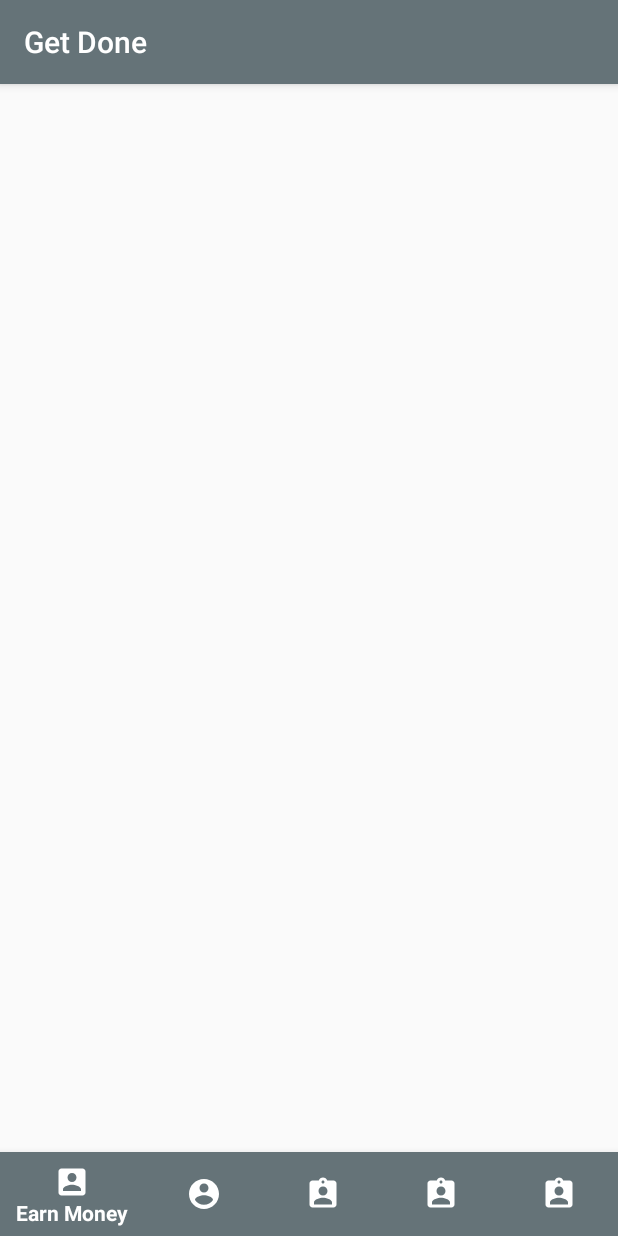
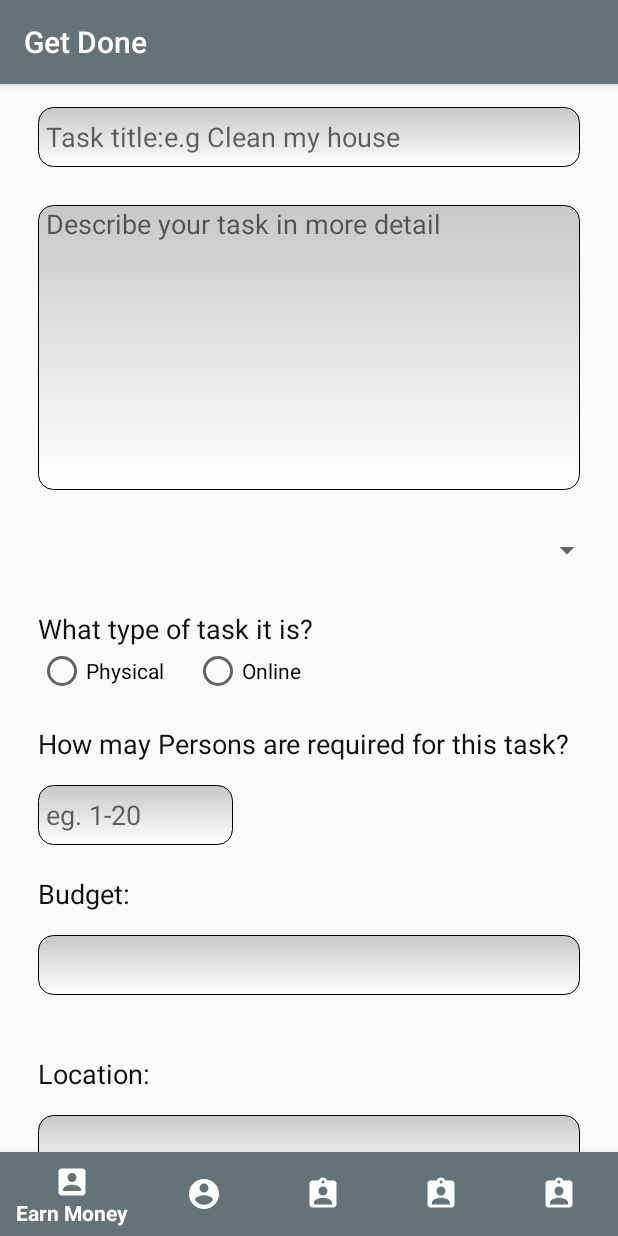
Before and after one commit to bilalhussain793/GetDone, an Android app: the fragment PostTaskFragment placed in its activity, on a phone screen of 412 x 824 dp. Run offline under Robolectric (Android 15) with nearby library versions, the phone set to English and light mode, and no system bars; 2 statements that could not run were skipped.

Commit message:
changes applied

```diff
--- a/app/build.gradle
+++ b/app/build.gradle
@@ -2,6 +2,7 @@ apply plugin: 'com.android.application'
 
 android {
     compileSdkVersion 28
+    buildToolsVersion "29.0.0"
     defaultConfig {
         applicationId "com.img.getdone"
         minSdkVersion 15
--- a/app/src/main/res/layout/activity_navbar.xml
+++ b/app/src/main/res/layout/activity_navbar.xml
@@ -22,9 +22,9 @@
         android:layout_width="match_parent"
         android:layout_height="wrap_content"
         android:layout_alignParentBottom="true"
+        android:layout_marginBottom="0dp"
         android:background="@color/colorPrimary"
         app:itemIconTint="@color/nav_item_state_list"
         app:itemTextColor="@color/nav_item_state_list"
-        app:menu="@menu/bottom_navigation_items"
-        />
+        app:menu="@menu/bottom_navigation_items" />
 </RelativeLayout>
--- /dev/null
+++ b/app/src/main/res/layout/fragment_post_task.xml
@@ -0,0 +1,189 @@
+<?xml version="1.0" encoding="utf-8"?>
+<FrameLayout xmlns:android="http://schemas.android.com/apk/res/android"
+    xmlns:tools="http://schemas.android.com/tools"
+    android:layout_width="match_parent"
+    android:layout_height="match_parent"
+    tools:context=".PostTaskFragment">
+
+<LinearLayout
+    android:layout_width="match_parent"
+    android:layout_height="match_parent"
+    android:orientation="vertical">
+    <ScrollView
+        android:layout_width="match_parent"
+        android:layout_height="match_parent"
+        android:paddingLeft="10dp"
+        android:paddingRight="10dp"
+        android:scrollbars="none">
+        <LinearLayout
+            android:layout_width="match_parent"
+            android:layout_height="match_parent"
+            android:orientation="vertical"
+            android:layout_marginLeft="15dp">
+
+
+
+            <EditText
+                android:id="@+id/inputSearchEditText"
+
+                android:layout_marginTop="15dp"
+                android:layout_marginBottom="20dp"
+                android:layout_marginRight="15dp"
+                android:layout_centerVertical="true"
+                android:layout_width="match_parent"
+                android:paddingLeft="5dp"
+                android:layout_height="40dp"
+
+                android:gravity="center|left"
+                android:hint="Task title:e.g Clean my house"
+                android:inputType="text"
+
+                android:background="@drawable/editstyle"/>
+
+            <EditText
+                android:id="@+id/desc"
+                android:layout_width="match_parent"
+                android:layout_height="190dp"
+                android:paddingLeft="5dp"
+
+                android:layout_marginTop="5dp"
+                android:layout_marginRight="15dp"
+                android:layout_marginBottom="20dp"
+
+                android:background="@drawable/editstyle"
+                android:hint="Describe your task in more detail"
+                android:gravity="top|left"
+
+                android:inputType="textMultiLine"
+                android:maxLines="20"
+
+                android:minLines="1"
+
+                android:scrollbars="vertical" />
+
+            <Spinner
+                android:id="@+id/spinner"
+                android:layout_width="match_parent"
+                android:layout_height="40dp"
+                android:layout_marginBottom="20dp"
+                android:prompt="@string/spinner_title"
+
+
+                />
+
+            <TextView
+                android:layout_width="match_parent"
+                android:layout_height="wrap_content"
+                android:text="What type of task it is?"
+                android:textColor="@color/colorPrimaryDark"
+                android:textSize="18sp" />
+
+            <RadioGroup
+                android:layout_width="match_parent"
+                android:layout_height="wrap_content"
+                android:orientation="horizontal">
+
+
+                <RadioButton
+                    android:id="@+id/radioButton"
+                    android:layout_width="wrap_content"
+                    android:layout_height="wrap_content"
+                    android:layout_marginRight="20dp"
+                    android:text="Physical" />
+                <RadioButton
+                    android:id="@+id/radioButton1"
+                    android:layout_width="wrap_content"
+                    android:layout_height="wrap_content"
+                    android:layout_marginRight="@dimen/txt30"
+                    android:text="Online" />
+            </RadioGroup>
+            <TextView
+                android:layout_marginTop="20dp"
+                android:layout_width="match_parent"
+                android:layout_height="wrap_content"
+                android:text="How may Persons are required for this task?"
+                android:textColor="@color/colorPrimaryDark"
+                android:textSize="18sp" />
+            <EditText
+                android:id="@+id/Personinput"
+
+                android:layout_marginTop="15dp"
+                android:paddingLeft="5dp"
+                android:layout_marginRight="15dp"
+                android:layout_centerVertical="true"
+                android:layout_width="130dp"
+                android:layout_height="40dp"
+
+                android:gravity="center|left"
+                android:hint="eg. 1-20"
+                android:inputType="number"
+
+                android:background="@drawable/editstyle"/>
+            <TextView
+                android:layout_marginTop="20dp"
+                android:layout_width="match_parent"
+                android:layout_height="wrap_content"
+                android:text="Budget:"
+                android:textColor="@color/colorPrimaryDark"
+                android:textSize="18sp" />
+            <EditText
+                android:id="@+id/Budget"
+                android:paddingLeft="5dp"
+                android:layout_marginTop="15dp"
+                android:layout_marginBottom="20dp"
+                android:layout_marginRight="15dp"
+                android:layout_centerVertical="true"
+                android:layout_width="match_parent"
+                android:layout_height="40dp"
+
+                android:gravity="center|left"
+                android:hint=""
+                android:inputType="number"
+
+                android:background="@drawable/editstyle"/>
+            <TextView
+                android:layout_marginTop="20dp"
+                android:layout_width="match_parent"
+                android:layout_height="wrap_content"
+                android:text="Location:"
+                android:textColor="@color/colorPrimaryDark"
+                android:textSize="18sp" />
+            <EditText
+                android:id="@+id/location"
+                android:paddingLeft="5dp"
+                android:layout_marginTop="15dp"
+                android:layout_marginBottom="15dp"
+
+                android:layout_marginRight="15dp"
+                android:layout_centerVertical="true"
+                android:layout_width="match_parent"
+                android:layout_height="40dp"
+
+                android:gravity="center|left"
+                android:hint=""
+                android:inputType="number"
+
+                android:background="@drawable/editstyle"/>
+
+            <Button
+                android:id="@+id/btn_sign_in"
+                android:background="@drawable/bg_btn_red"
+                android:layout_width="@dimen/btn_width"
+                android:layout_height="@dimen/btn_height"
+                android:layout_marginLeft="50dp"
+                android:layout_marginBottom="@dimen/space20"
+                android:text="Post"
+                android:textAllCaps="false"
+                android:textColor="@android:color/white"
+                android:textSize="@dimen/txt16" />
+
+
+
+        </LinearLayout>
+
+
+    </ScrollView>
+
+</LinearLayout>
+
+</FrameLayout>
--- a/app/src/main/res/values/strings.xml
+++ b/app/src/main/res/values/strings.xml
@@ -5,4 +5,7 @@
     <string name="item_2">Item 2</string>
     <string name="item_3">Item 3</string>
 
+    <!-- TODO: Remove or change this placeholder text -->
+    <string name="hello_blank_fragment">Hello blank fragment</string>
+
 </resources>
--- a/build.gradle
+++ b/build.gradle
@@ -7,7 +7,7 @@ buildscript {
 
     }
     dependencies {
-        classpath 'com.android.tools.build:gradle:3.4.0'
+        classpath 'com.android.tools.build:gradle:3.4.1'
 
         // NOTE: Do not place your application dependencies here; they belong
         // in the individual module build.gradle files
```
Also changed, not shown: app/src/main/java/com/example/abdullah/getdone/MoreFragment.java (+8 -0 lines), app/src/main/res/layout/fragment_home.xml (added, +317 -0 lines), app/src/main/res/layout/fragment_message.xml (added, +14 -0 lines), app/src/main/res/layout/fragment_more.xml (added, +21 -0 lines), app/src/main/res/layout/fragment_my_task.xml (added, +84 -0 lines).
